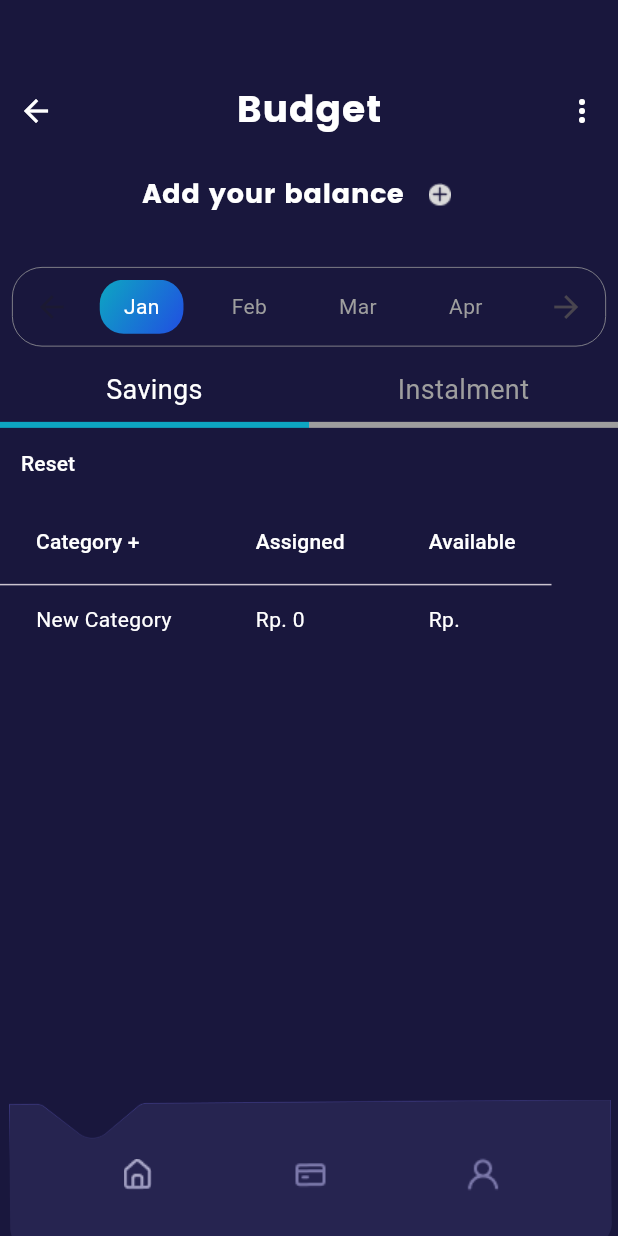
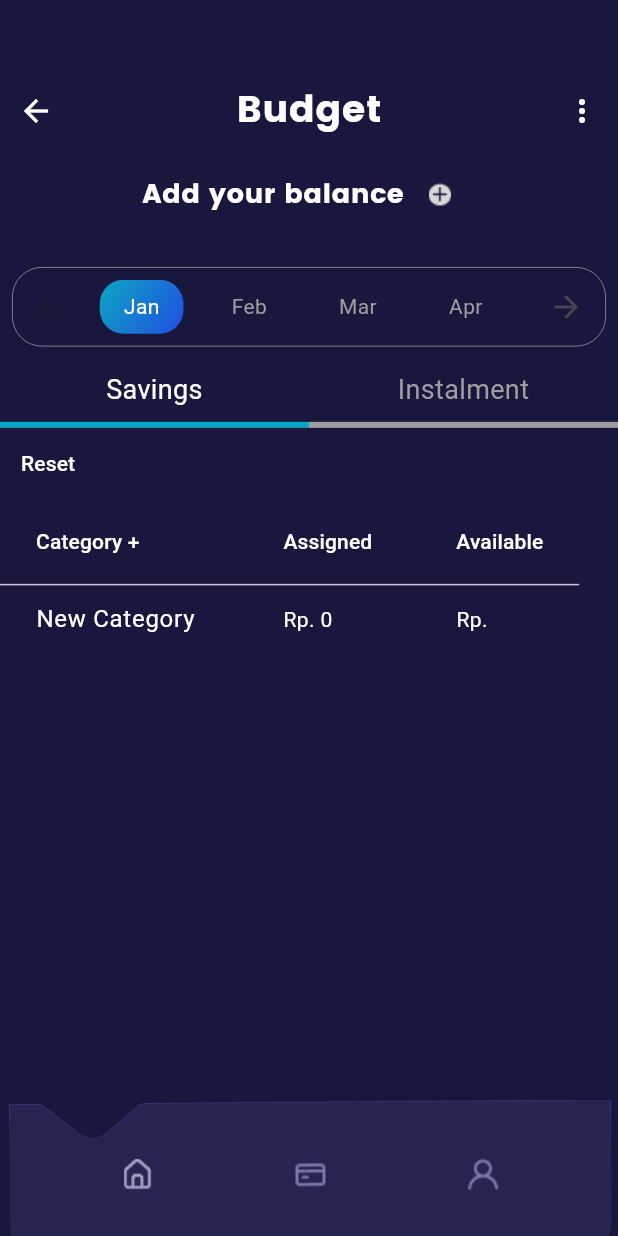
Before and after one commit to RenoSebastian/MoneyFest, a Flutter app: the Budget screen opened by its route, item 2 of the bottom bar chosen, after a tap on "Category +", on a phone screen of 412 x 824 dp. Run offline on Flutter 3.47's test engine with Material 3 defaults, Android fonts, the phone set to English and light mode, and no system bars; our stand-ins replace fl_chart.

Commit message:
bismillah bisa

```diff
--- a/money_fest_frontend/lib/budget.dart
+++ b/money_fest_frontend/lib/budget.dart
@@ -548,7 +548,7 @@ class _BudgetState extends State<Budget> {
           'name': 'New Category',
           'assigned': 0,
           'available': newBalance,
-          'isEditing': false,
+          'isEditing': true,
         });
       });
     }
@@ -603,7 +603,9 @@ class _BudgetState extends State<Budget> {
                             },
                             decoration: InputDecoration(
                               border: InputBorder.none,
+                              hintStyle: TextStyle(color: Colors.white),
                             ),
+                            style: TextStyle(color: Colors.white),
                           )
                         : Text(category['name'],
                             style: TextStyle(color: Colors.white)),
```
